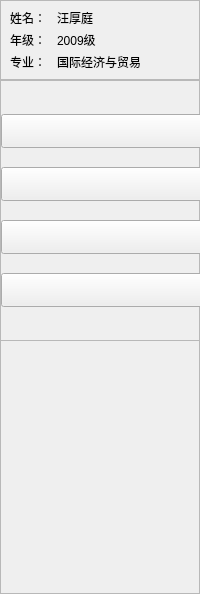
This is main/leftmainmenusframe.ui in jack89730/FaceFileSystem as Qt 5 draws it before an edit. The edited form follows.
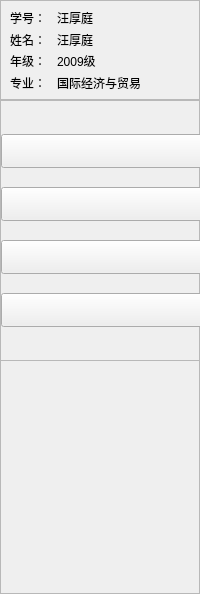
This is the edited form. Custom widgets are drawn as their Qt base class.

What changed in the file:
```diff
--- a/main/leftmainmenusframe.ui
+++ b/main/leftmainmenusframe.ui
@@ -43,19 +43,19 @@
      <x>0</x>
      <y>0</y>
      <width>200</width>
-     <height>80</height>
+     <height>100</height>
     </rect>
    </property>
    <property name="minimumSize">
     <size>
      <width>200</width>
-     <height>80</height>
+     <height>100</height>
     </size>
    </property>
    <property name="maximumSize">
     <size>
      <width>200</width>
-     <height>80</height>
+     <height>100</height>
     </size>
    </property>
    <property name="frameShape">
@@ -65,6 +65,45 @@
     <enum>QFrame::Raised</enum>
    </property>
    <layout class="QVBoxLayout" name="verticalLayout">
+    <item>
+     <layout class="QHBoxLayout" name="horizontalLayout_9">
+      <item>
+       <widget class="QLabel" name="label_8">
+        <property name="minimumSize">
+         <size>
+          <width>41</width>
+          <height>16</height>
+         </size>
+        </property>
+        <property name="maximumSize">
+         <size>
+          <width>41</width>
+          <height>16</height>
+         </size>
+        </property>
+        <property name="text">
+         <string>学号：</string>
+        </property>
+       </widget>
+      </item>
+      <item>
+       <widget class="QLabel" name="StudentNumberLabel">
+        <property name="minimumSize">
+         <size>
+          <width>0</width>
+          <height>16</height>
+         </size>
+        </property>
+        <property name="text">
+         <string>汪厚庭</string>
+        </property>
+        <property name="alignment">
+         <set>Qt::AlignLeading|Qt::AlignLeft|Qt::AlignVCenter</set>
+        </property>
+       </widget>
+      </item>
+     </layout>
+    </item>
     <item>
      <layout class="QHBoxLayout" name="horizontalLayout_2">
       <item>
@@ -182,7 +221,7 @@
    <property name="geometry">
     <rect>
      <x>0</x>
-     <y>80</y>
+     <y>100</y>
      <width>218</width>
      <height>261</height>
     </rect>
```
Left out of the diff: 6 changed lines with no effect on the pictures.
